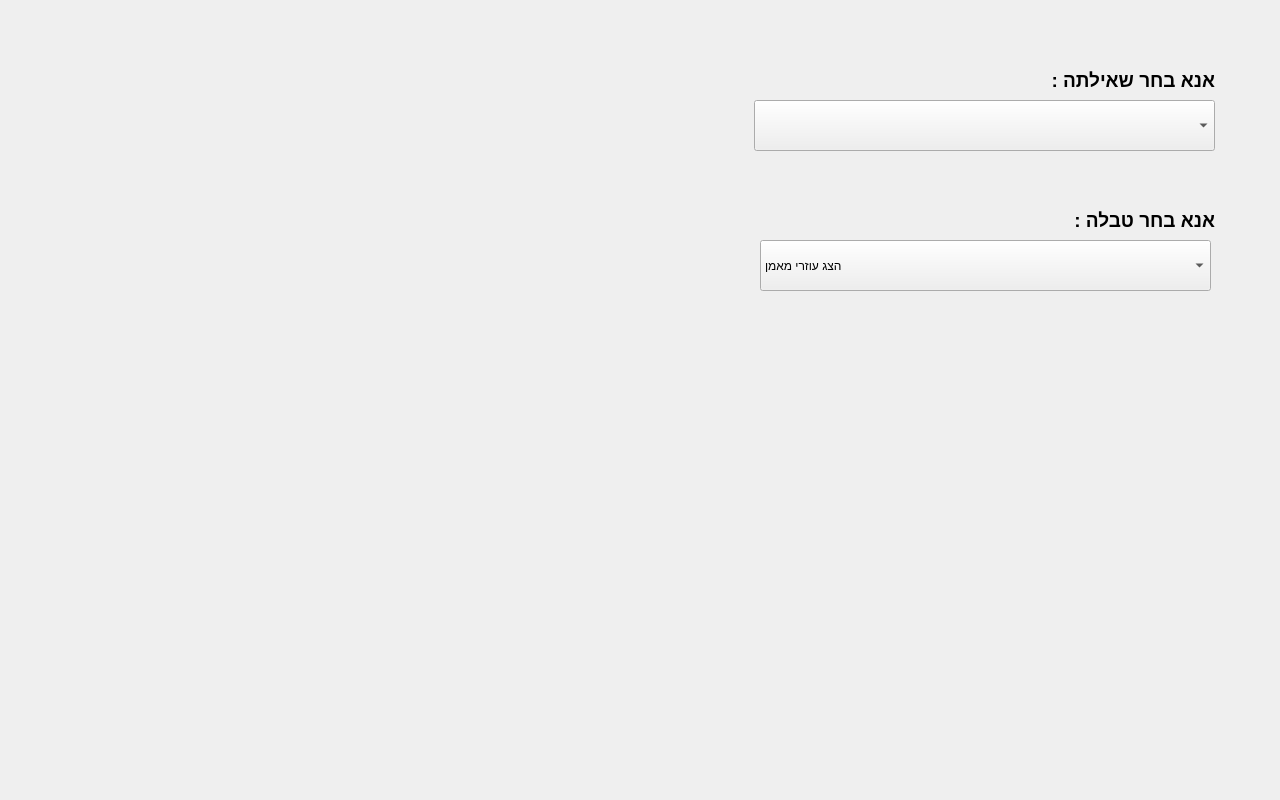
The window that BasketBallSystem/mainwindow.ui (ohadharel1/BasketBallSystem) describes before a commit, drawn with Qt 5.
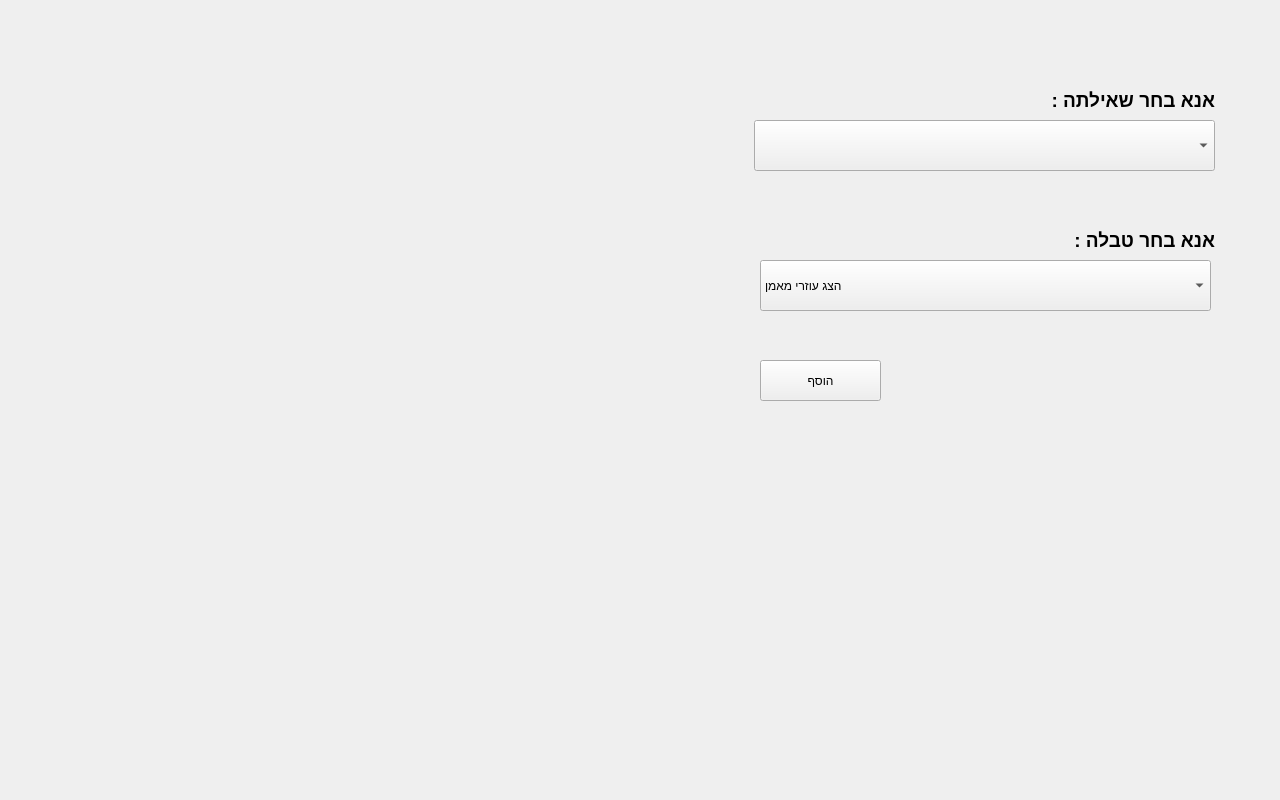
The same window after the commit. Icons and pictures are not drawn.

Diff of the .ui file:
```diff
--- a/BasketBallSystem/mainwindow.ui
+++ b/BasketBallSystem/mainwindow.ui
@@ -48,7 +48,7 @@
     <property name="geometry">
      <rect>
       <x>0</x>
-      <y>0</y>
+      <y>20</y>
       <width>1280</width>
       <height>720</height>
      </rect>
@@ -998,9 +998,9 @@
      <widget class="QLabel" name="MainWindowEditPlayersQL">
       <property name="geometry">
        <rect>
-        <x>1044</x>
+        <x>924</x>
         <y>70</y>
-        <width>171</width>
+        <width>291</width>
         <height>20</height>
        </rect>
       </property>
@@ -1120,9 +1120,9 @@
      <widget class="QLabel" name="MainWindowEditPlayersTL">
       <property name="geometry">
        <rect>
-        <x>1044</x>
+        <x>944</x>
         <y>210</y>
-        <width>171</width>
+        <width>271</width>
         <height>20</height>
        </rect>
       </property>
@@ -1138,6 +1138,25 @@
        <string>אנא בחר טבלה :</string>
       </property>
      </widget>
+     <widget class="QPushButton" name="MainWindowEditPlayersAdd">
+      <property name="geometry">
+       <rect>
+        <x>760</x>
+        <y>340</y>
+        <width>121</width>
+        <height>41</height>
+       </rect>
+      </property>
+      <property name="toolTip">
+       <string>&lt;html&gt;&lt;head/&gt;&lt;body&gt;&lt;p&gt;&lt;img src=&quot;:/Resources/Resources/addBtn.png&quot;/&gt;&lt;/p&gt;&lt;/body&gt;&lt;/html&gt;</string>
+      </property>
+      <property name="whatsThis">
+       <string>&lt;html&gt;&lt;head/&gt;&lt;body&gt;&lt;p&gt;&lt;img src=&quot;:/Resources/Resources/addBtn.png&quot;/&gt;&lt;/p&gt;&lt;/body&gt;&lt;/html&gt;</string>
+      </property>
+      <property name="text">
+       <string>הוסף</string>
+      </property>
+     </widget>
     </widget>
    </widget>
    <widget class="QWidget" name="MainWindowBottomToolbar" native="true">
```
